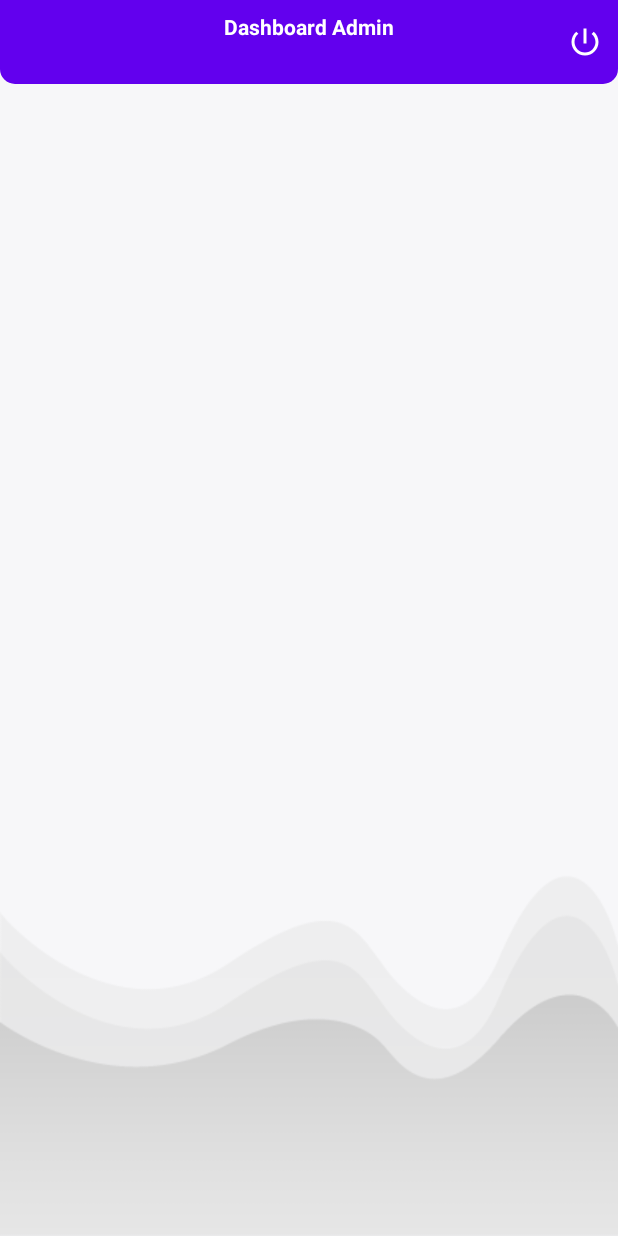
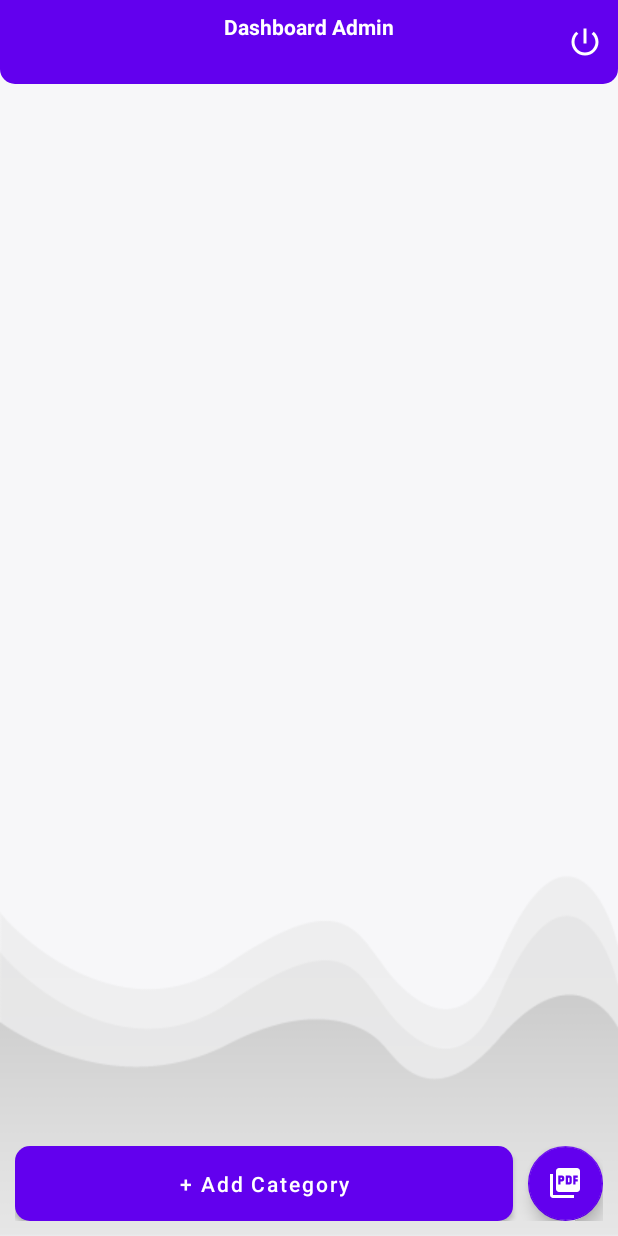
Before and after one commit to tofufu9/BookApp, an Android app: the DashboardAdminActivity screen opened directly, with no data from a screen before it, on a phone screen of 412 x 824 dp. Run offline under Robolectric (Android 15) with nearby library versions, the phone set to English and light mode, and no system bars; our stand-ins replace Firebase (no records; nobody signed in at launch, a user with empty details on screens opened directly).

Commit message:
Update fix admin login

```diff
--- a/app/src/main/AndroidManifest.xml
+++ b/app/src/main/AndroidManifest.xml
@@ -16,6 +16,9 @@
         android:theme="@style/Theme.MaterialComponents.Light.NoActionBar"
         tools:targetApi="31">
         <activity
+            android:name=".CategoryAddActivity"
+            android:exported="false" />
+        <activity
             android:name=".DashboardAdminActivity"
             android:exported="false" />
         <activity
@@ -27,7 +30,7 @@
         <activity
             android:name=".RegisterActivity"
             android:exported="false" />
-        <activity android:name=".SplashActivity"/>
+        <activity android:name=".SplashActivity" />
         <activity
             android:name=".MainActivity"
             android:exported="true">
@@ -37,7 +40,6 @@
                 <category android:name="android.intent.category.LAUNCHER" />
             </intent-filter>
         </activity>
-
     </application>
 
 </manifest>
--- a/app/src/main/java/com/example/bookapp/DashboardAdminActivity.java
+++ b/app/src/main/java/com/example/bookapp/DashboardAdminActivity.java
@@ -38,6 +38,14 @@ public class DashboardAdminActivity extends AppCompatActivity {
                 checkUser();
             }
         });
+
+        //handle click, start category add screen
+        binding.addCategoryBtn.setOnClickListener(new View.OnClickListener() {
+            @Override
+            public void onClick(View v) {
+                startActivity(new Intent(DashboardAdminActivity.this, CategoryAddActivity.class));
+            }
+        });
     }
 
     private void checkUser() {
--- a/app/src/main/java/com/example/bookapp/LoginActivity.java
+++ b/app/src/main/java/com/example/bookapp/LoginActivity.java
@@ -129,7 +129,7 @@ public class LoginActivity extends AppCompatActivity {
                         startActivity(new Intent(LoginActivity.this, DashboardUserActivity.class));
                         finish();
                     }
-                    else if (userType.equals("addmin")){
+                    else if (userType.equals("admin")){
                         //this is admin, open admin dashboard
                         startActivity(new Intent(LoginActivity.this, DashboardAdminActivity.class));
                         finish();
--- /dev/null
+++ b/app/src/main/res/drawable/ic_pdf_add_white.xml
@@ -0,0 +1,5 @@
+<vector android:height="24dp" android:tint="#FFFFFF"
+    android:viewportHeight="24" android:viewportWidth="24"
+    android:width="24dp" xmlns:android="http://schemas.android.com/apk/res/android">
+    <path android:fillColor="@android:color/white" android:pathData="M20,2L8,2c-1.1,0 -2,0.9 -2,2v12c0,1.1 0.9,2 2,2h12c1.1,0 2,-0.9 2,-2L22,4c0,-1.1 -0.9,-2 -2,-2zM11.5,9.5c0,0.83 -0.67,1.5 -1.5,1.5L9,11v2L7.5,13L7.5,7L10,7c0.83,0 1.5,0.67 1.5,1.5v1zM16.5,11.5c0,0.83 -0.67,1.5 -1.5,1.5h-2.5L12.5,7L15,7c0.83,0 1.5,0.67 1.5,1.5v3zM20.5,8.5L19,8.5v1h1.5L20.5,11L19,11v2h-1.5L17.5,7h3v1.5zM9,9.5h1v-1L9,8.5v1zM4,6L2,6v14c0,1.1 0.9,2 2,2h14v-2L4,20L4,6zM14,11.5h1v-3h-1v3z"/>
+</vector>
--- a/app/src/main/res/layout/activity_dashboard_admin.xml
+++ b/app/src/main/res/layout/activity_dashboard_admin.xml
@@ -44,4 +44,40 @@
             />
     </RelativeLayout>
 
+    <LinearLayout
+        android:layout_width="match_parent"
+        android:layout_height="wrap_content"
+        android:id="@+id/bottomLl"
+        android:layout_alignParentBottom="true"
+        android:layout_marginStart="10dp"
+        android:layout_marginEnd="10dp"
+        android:layout_marginBottom="10dp"
+        android:orientation="horizontal">
+
+        <!-- Add Category -->
+        <Button
+            android:layout_width="wrap_content"
+            android:layout_height="wrap_content"
+            android:id="@+id/addCategoryBtn"
+            android:text="+ Add Category"
+            android:layout_weight="1"
+            android:layout_marginEnd="10dp"
+            android:background="@drawable/shape_button01"
+            android:minHeight="50dp"
+            android:textAllCaps="false"
+            android:textColor="@color/white" />
+
+        <!-- Add PDF -->
+        <com.google.android.material.floatingactionbutton.FloatingActionButton
+            android:layout_width="wrap_content"
+            android:layout_height="wrap_content"
+            android:id="@+id/addPdfFab"
+            android:src="@drawable/ic_pdf_add_white"
+            app:tint="@color/white"
+            app:fabCustomSize="50dp"
+            app:backgroundTint="@color/purple_500"
+            android:contentDescription="Add PDF" />
+
+    </LinearLayout>
+
 </RelativeLayout>
--- a/app/src/main/res/layout/activity_dashboard_user.xml
+++ b/app/src/main/res/layout/activity_dashboard_user.xml
@@ -18,7 +18,7 @@
             android:layout_height="wrap_content"
             android:layout_marginTop="8dp"
             android:layout_centerHorizontal="true"
-            android:text="Dashboard Admin"
+            android:text="Dashboard User"
             android:textStyle="bold"
             android:textColor="@color/white"/>
 
--- a/build.gradle
+++ b/build.gradle
@@ -1,11 +1,11 @@
 buildscript {
     dependencies {
-        classpath 'com.google.gms:google-services:4.3.3'
+        classpath 'com.google.gms:google-services:4.3.10'
     }
 }// Top-level build file where you can add configuration options common to all sub-projects/modules.
 plugins {
-    id 'com.android.application' version '7.2.0' apply false
-    id 'com.android.library' version '7.2.0' apply false
+    id 'com.android.application' version '7.2.1' apply false
+    id 'com.android.library' version '7.2.1' apply false
 }
 
 task clean(type: Delete) {
```
Also changed, not shown: app/src/main/java/com/example/bookapp/CategoryAddActivity.java (added, +115 -0 lines), app/src/main/res/drawable/ic_category_gray.xml (added, +7 -0 lines), app/src/main/res/layout/activity_category_add.xml (added, +81 -0 lines).
